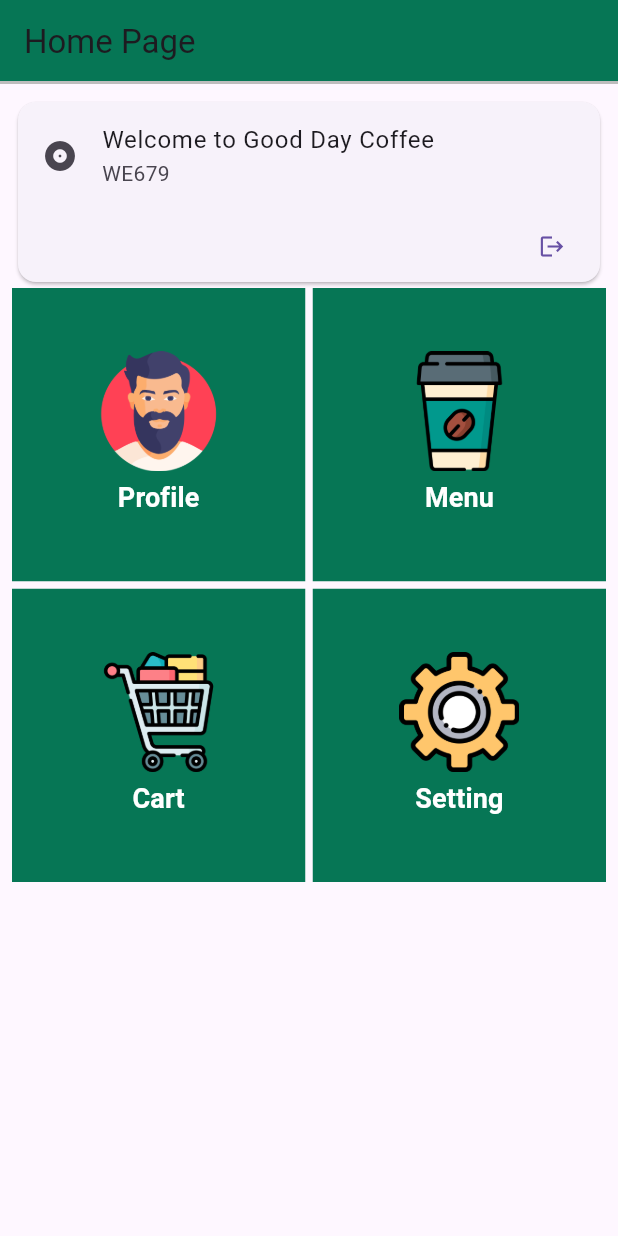
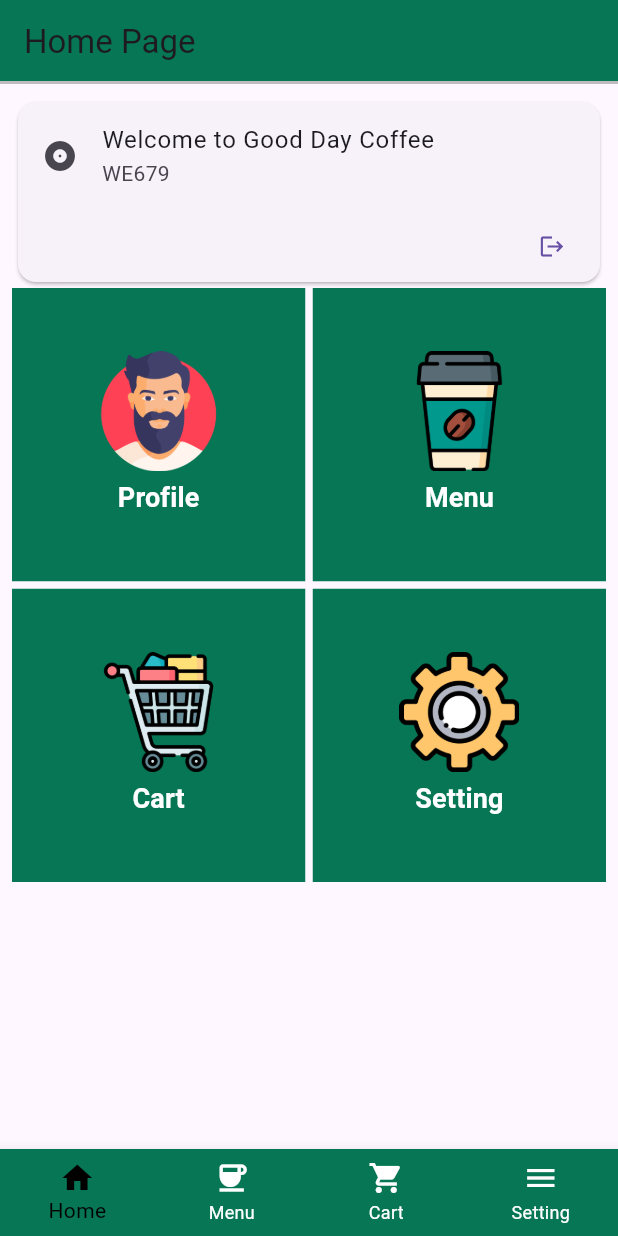
Before and after one commit to PeerapatAtta/Flutter_DPU_FinalProject, a Flutter app: the HomePage screen opened directly, on a phone screen of 412 x 824 dp. Run offline on Flutter 3.47's test engine with Material 3 defaults, Android fonts, the phone set to English and light mode, and no system bars; our stand-ins replace dio, shared_preferences; accounts and stored records are empty.

```diff
--- a/lib/homePage.dart
+++ b/lib/homePage.dart
@@ -1,6 +1,9 @@
 import 'package:flutter/material.dart';
+import 'package:my_aboutme/cart.dart';
 import 'package:my_aboutme/login.dart';
 import 'package:my_aboutme/main.dart';
+import 'package:my_aboutme/product_list.dart';
+import 'package:my_aboutme/setting.dart';
 import 'package:shared_preferences/shared_preferences.dart';
 
 class HomePage extends StatefulWidget {
@@ -15,6 +18,10 @@ class _HomePageState extends State<HomePage> {
     final SharedPreferences prefs = await SharedPreferences.getInstance();
     await prefs.clear();
   }
+
+  int _navBarIndex = 0;
+
+  var pages = <Widget>[HomePage(), ProductList(), CartPage(), SettingPage()];
 
   @override
   Widget build(BuildContext context) {
@@ -183,6 +190,39 @@ class _HomePageState extends State<HomePage> {
           ],
         ),
       ),
+      bottomNavigationBar: BottomNavigationBar(
+        type: BottomNavigationBarType.fixed,
+        backgroundColor: color1,
+        selectedItemColor: Colors.black,
+        unselectedItemColor: Colors.white,
+        currentIndex: _navBarIndex,
+        items: bottomNavItems(),
+        onTap: (index) => setState(() {
+          _navBarIndex = index;
+        }),
+      ),
     );
   }
+
+  List<BottomNavigationBarItem> bottomNavItems() {
+    var itemIcons = [
+      Icons.home,
+      Icons.coffee,
+      Icons.shopping_cart,
+      Icons.menu,
+    ];
+    var itemLabels = [
+      'Home',
+      'Menu',
+      'Cart',
+      'Setting',
+    ];
+
+    return List.generate(
+        itemIcons.length,
+        (index) => BottomNavigationBarItem(
+              icon: Icon(itemIcons[index]),
+              label: itemLabels[index],
+            ));
+  }
 }
```
